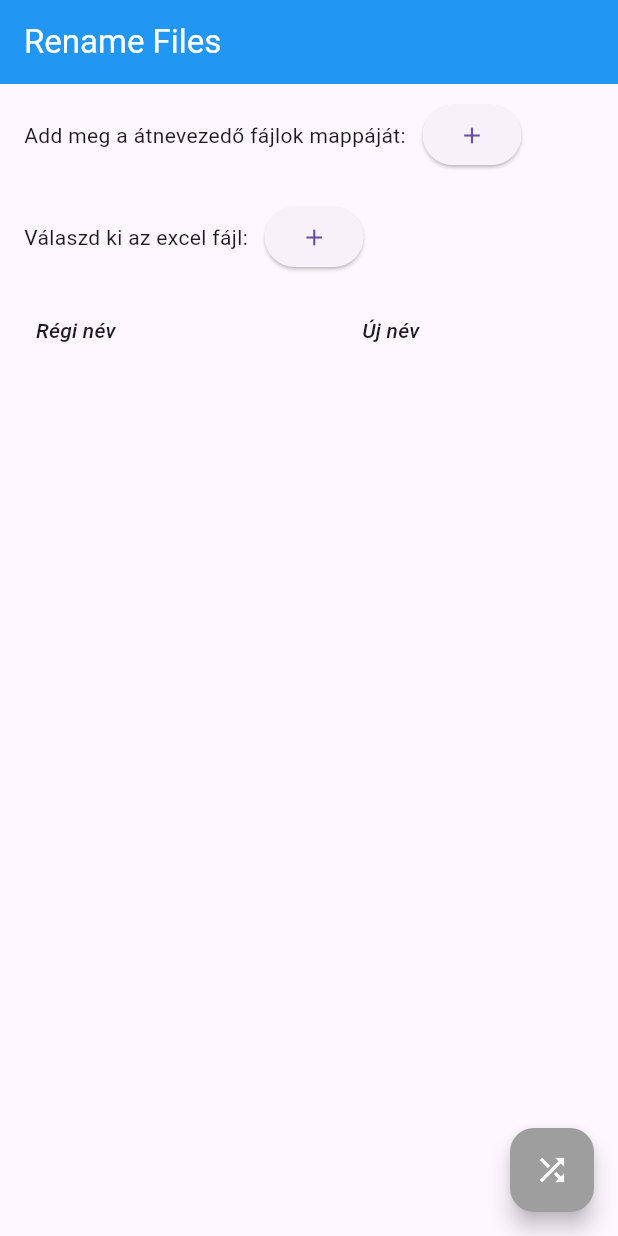
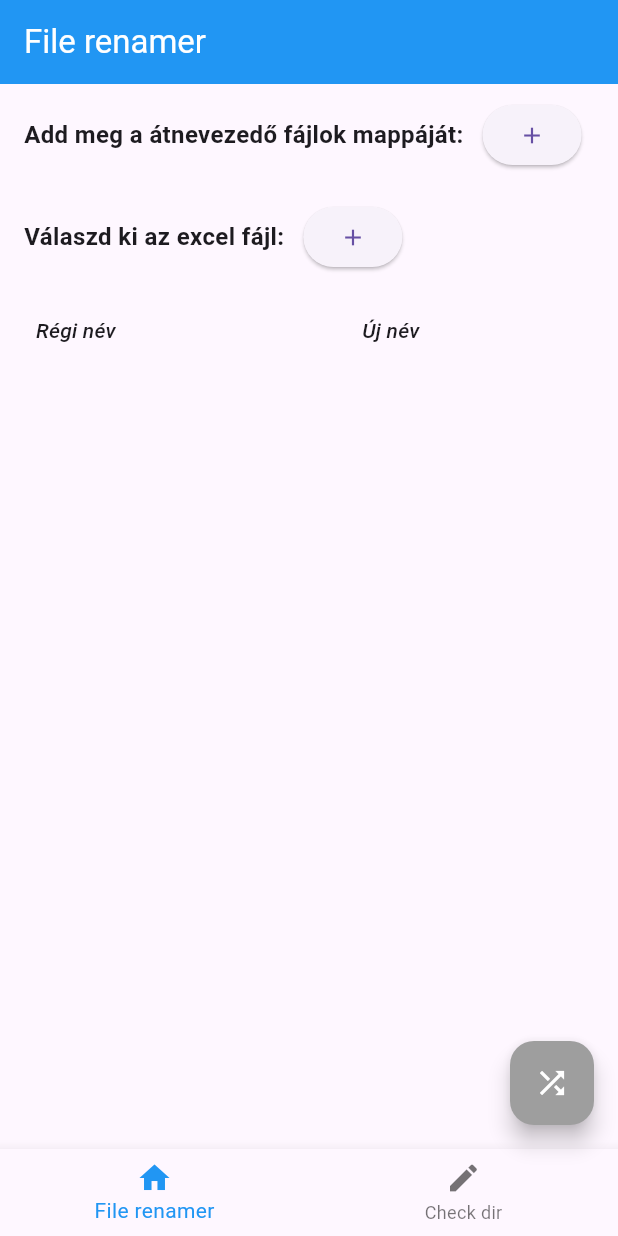
Before and after one commit to kurjakrichard/file_renamer, a Flutter app: the screen it shows after launch, on a phone screen of 412 x 824 dp. Run offline on Flutter 3.47's test engine with Material 3 defaults, Android fonts, the phone set to English and light mode, and no system bars; our stand-ins replace file_picker; missing offline and left inert: excel.

Commit message:
Add dircheck

```diff
--- a/lib/screens/homepage.dart
+++ b/lib/screens/homepage.dart
@@ -1,9 +1,10 @@
+import 'dart:io';
+import 'package:excel/excel.dart';
+import 'package:path/path.dart' as p;
+import 'package:file_picker/file_picker.dart';
 import 'package:flutter/material.dart';
-import 'package:excel/excel.dart';
-import 'package:file_picker/file_picker.dart';
-import 'dart:io';
-// ignore: depend_on_referenced_packages
-import 'package:path/path.dart' as p;
+import '../widgets/alertdialog.dart';
+import '../widgets/checkdir.dart';
 
 class HomePage extends StatefulWidget {
   const HomePage({super.key});
@@ -13,87 +14,84 @@ class HomePage extends StatefulWidget {
 }
 
 class _HomePageState extends State<HomePage> {
-  Directory? dir;
-  FilePickerResult? pickedFile;
-  String? fileName;
-  String? dirName;
+  //bottomnavigation part
+  int _selectedindex = 0;
+
+  //file renamer part
   String separator = Platform.isWindows ? '\\' : '/';
-  List<File> files = [];
+  Directory? renamerDir;
+  FilePickerResult? renamerPickedFile;
+  String? renameFileName;
+  String? renameDirName;
+  List<File> renameFiles = [];
   Map<String, String> excelList = {};
-  Map<String, String> fileList = {};
+  Map renameFileList = {};
 
   @override
   Widget build(BuildContext context) {
     return Scaffold(
-      appBar: AppBar(
+      appBar:
+          _selectedindex == 0 ? appBar('File renamer') : appBar('Check dir'),
+      body: _selectedindex == 0 ? fileRenamer() : const CheckDir(),
+      floatingActionButton: _selectedindex == 0 ? floatingActionButton() : null,
+      bottomNavigationBar: BottomNavigationBar(
+          currentIndex: _selectedindex,
+          selectedItemColor: Colors.blue,
+          onTap: navigateBottomBar,
+          type: BottomNavigationBarType.fixed,
+          items: const [
+            BottomNavigationBarItem(
+                icon: Icon(Icons.home), label: 'File renamer'),
+            BottomNavigationBarItem(icon: Icon(Icons.edit), label: 'Check dir'),
+          ]),
+    );
+  }
+
+  AppBar appBar(String text) {
+    return AppBar(
       backgroundColor: Colors.blue,
-        title: const Text(
-          'Rename Files',
-          style: TextStyle(color: Colors.white),
+      title: Text(
+        text,
+        style: const TextStyle(color: Colors.white),
       ),
-      ),
-      floatingActionButton: dir == null || fileName == null
-          ? FloatingActionButton(
-              backgroundColor: Colors.grey,
-              child: const Icon(
-                Icons.shuffle,
-                color: Colors.white,
-              ),
-              onPressed: () {})
-          : FloatingActionButton(
-              backgroundColor: Colors.blue,
-              tooltip: 'Rename Files',
-              child: const Icon(
-                Icons.shuffle,
-                color: Colors.white,
-              ),
-              onPressed: () {
-                if (dir != null) {
-                  for (var file in files) {
-                    String oldName = p.basename(file.path);
-                    String path = p.dirname(file.path);
-                    String addString = excelList[oldName.split('_')[0]] ??
-                        excelList[oldName.split(' ')[0]] ??
-                        '';
-                    if (addString != '') {
-                      String newName = '${addString.replaceAll('/', '_')}_$oldName';
-                      file.rename('$path/$newName');
+    );
   }
-                  }
+
+  void navigateBottomBar(int index) {
     setState(() {
-                    List<FileSystemEntity> entities = dir!.listSync();
-                    files = entities.whereType<File>().toList();
-                    dir = null;
+      _selectedindex = index;
     });
   }
-                _dialogBuilder(context);
-              },
-            ),
-      body: ListView(
+
+  Widget fileRenamer() {
+    return ListView(
       children: [
         Padding(
           padding: const EdgeInsets.symmetric(vertical: 10.0, horizontal: 16),
           child: Row(
             mainAxisAlignment: MainAxisAlignment.start,
             children: [
-                const Text('Add meg a átnevezedő fájlok mappáját:   '),
+              const Text('Add meg a átnevezedő fájlok mappáját:   ',
+                  style: TextStyle(fontSize: 16, fontWeight: FontWeight.bold)),
               ElevatedButton(
                 onPressed: () async {
                   String? selectedDirectory =
                       await FilePicker.platform.getDirectoryPath();
+                  if (selectedDirectory != null) {
                     setState(() {
-                      dir = Directory(selectedDirectory!);
-                      dirName = selectedDirectory;
-                      List<FileSystemEntity> entities = dir!.listSync();
-                      files = entities.whereType<File>().toList();
+                      renamerDir = Directory(selectedDirectory);
+                      renameDirName = selectedDirectory;
+                      List<FileSystemEntity> entities = renamerDir!.listSync();
+                      renameFiles = entities.whereType<File>().toList();
                       createFilelist();
                     });
+                  }
                 },
                 child: const Icon(Icons.add),
               ),
               Padding(
                 padding: const EdgeInsets.only(left: 16.0),
-                  child: Text(dirName ?? ''),
+                child: Text(renameDirName ?? ''),
               )
             ],
           ),
@@ -103,7 +101,8 @@ class _HomePageState extends State<HomePage> {
           child: Row(
             mainAxisAlignment: MainAxisAlignment.start,
             children: [
-                const Text('Válaszd ki az excel fájl:   '),
+              const Text('Válaszd ki az excel fájl:   ',
+                  style: TextStyle(fontSize: 16, fontWeight: FontWeight.bold)),
               ElevatedButton(
                 onPressed: () async {
                   FilePickerResult? pickedFile =
@@ -116,17 +115,19 @@ class _HomePageState extends State<HomePage> {
                   /// file might be picked
                   setState(() {
                     if (pickedFile != null) {
-                       fileName = pickedFile.files.single.name;
-                        var bytes = File(pickedFile.files.first.path!)
-                            .readAsBytesSync();
+                      renameFileName = pickedFile.files.single.name;
+                      var bytes =
+                          File(pickedFile.files.first.path!).readAsBytesSync();
                       var excel = Excel.decodeBytes(bytes);
                       for (var table in excel.tables.keys) {
                         for (var row in excel.tables[table]!.rows) {
                           //print('${row[9]!.value}');
                           //print('${row[1]!.value}'.substring(3));
-                            excelList['${row[9]!.value}'] = '${row[1]!.value}'.substring(3);
+                          excelList['${row[9]!.value}'] =
+                              '${row[1]!.value}'.substring(3);
                         }
                       }
+                      print(excelList);
                     }
                   });
                   createFilelist();
@@ -135,14 +136,13 @@ class _HomePageState extends State<HomePage> {
               ),
               Padding(
                 padding: const EdgeInsets.only(left: 16.0),
-                  child: Text(fileName ?? ''),
+                child: Text(renameFileName ?? ''),
               )
             ],
           ),
         ),
         dataTable(),
       ],
-      ),
     );
   }
 
@@ -162,7 +162,7 @@ class _HomePageState extends State<HomePage> {
           ),
         ),
       ],
-      rows: fileList.entries
+      rows: renameFileList.entries
           .map(
             (entry) => DataRow(
               cells: [
@@ -176,45 +176,62 @@ class _HomePageState extends State<HomePage> {
   }
 
   void createFilelist() {
-    if (excelList.isNotEmpty && files.isNotEmpty) {
-      for (var file in files) {
+    if (excelList.isNotEmpty && renameFiles.isNotEmpty) {
+      for (var file in renameFiles) {
         String oldName = p.basename(file.path);
         // print('Oldname $oldName');
-        String path = p.dirname(file.path);
+        // String path = p.dirname(file.path);
         String addString = excelList[oldName.split('_')[0]] ??
             excelList[oldName.split(' ')[0]] ??
             '';
         //  print('addString $addString');
         if (addString != '') {
           String newName = '${addString.replaceAll('/', '_')}_$oldName';
-          fileList[oldName] = newName;
+          renameFileList[oldName] = newName;
         }
       }
     }
-    print(fileList);
+    print('RenameFileList: $renameFileList');
   }
 
-  Future<void> _dialogBuilder(BuildContext context) {
-    return showDialog<void>(
-      context: context,
-      builder: (BuildContext context) {
-        return AlertDialog(
-          title: const Text('Kész'),
-          content: const Text(
-            'Az átnevezés sikeresen befejeződött.',
+  FloatingActionButton floatingActionButton() {
+    return renamerDir == null || renameFileName == null
+        ? FloatingActionButton(
+            backgroundColor: Colors.grey,
+            child: const Icon(
+              Icons.shuffle,
+              color: Colors.white,
             ),
-          actions: <Widget>[
-            TextButton(
-              style: TextButton.styleFrom(
-                textStyle: Theme.of(context).textTheme.labelLarge,
+            onPressed: () {})
+        : FloatingActionButton(
+            backgroundColor: Colors.blue,
+            tooltip: 'Rename Files',
+            child: const Icon(
+              Icons.shuffle,
+              color: Colors.white,
             ),
-              child: const Text('Ok'),
             onPressed: () {
-                Navigator.of(context).pop();
-              },
-            ),
-          ],
-        );
+              if (renamerDir != null) {
+                for (var file in renameFiles) {
+                  String oldName = p.basename(file.path);
+                  String path = p.dirname(file.path);
+                  String addString = excelList[oldName.split('_')[0]] ??
+                      excelList[oldName.split(' ')[0]] ??
+                      '';
+                  if (addString != '') {
+                    String newName =
+                        '${addString.replaceAll('/', '_')}_$oldName';
+                    file.rename('$path/$newName');
+                  }
+                }
+                setState(() {
+                  List<FileSystemEntity> entities = renamerDir!.listSync();
+                  renameFiles = entities.whereType<File>().toList();
+                  renamerDir = null;
+                });
+              }
+              alertDialog(
+                  context, 'Kész', 'Az átnevezés sikeresen befejeződött.');
             },
           );
   }
```
Also changed, not shown: lib/widgets/alertdialog.dart (added, +26 -0 lines), lib/widgets/checkdir.dart (added, +224 -0 lines), 1 other file. Lines whose indentation alone changed are shown as unchanged.
